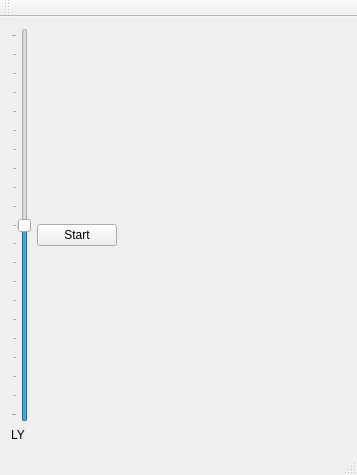
First picture: the form in Anduin/HexPCController/Controller/Controller/controller.ui, repository FunkyLoiso/flprojects, before the edit.
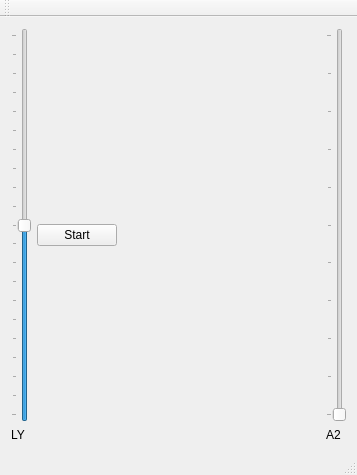
Second picture: the form after the edit.

Commit message: sensor data is received from arduino

Diff of the .ui file:
```diff
--- a/Anduin/HexPCController/Controller/Controller/controller.ui
+++ b/Anduin/HexPCController/Controller/Controller/controller.ui
@@ -48,7 +48,14 @@
       </item>
      </layout>
     </item>
-    <item row="0" column="3">
+    <item row="0" column="1">
+     <widget class="QPushButton" name="bStart">
+      <property name="text">
+       <string>Start</string>
+      </property>
+     </widget>
+    </item>
+    <item row="0" column="2">
      <spacer name="horizontalSpacer">
       <property name="orientation">
        <enum>Qt::Horizontal</enum>
@@ -61,12 +68,32 @@
       </property>
      </spacer>
     </item>
-    <item row="0" column="1">
-     <widget class="QPushButton" name="bStart">
-      <property name="text">
-       <string>Start</string>
-      </property>
-     </widget>
+    <item row="0" column="3">
+     <layout class="QVBoxLayout" name="verticalLayout_2">
+      <item>
+       <widget class="QSlider" name="sSensorValue">
+        <property name="maximum">
+         <number>1000</number>
+        </property>
+        <property name="orientation">
+         <enum>Qt::Vertical</enum>
+        </property>
+        <property name="tickPosition">
+         <enum>QSlider::TicksAbove</enum>
+        </property>
+        <property name="tickInterval">
+         <number>100</number>
+        </property>
+       </widget>
+      </item>
+      <item>
+       <widget class="QLabel" name="label_2">
+        <property name="text">
+         <string>A2</string>
+        </property>
+       </widget>
+      </item>
+     </layout>
     </item>
    </layout>
   </widget>
```
The commit also changes 12 other files.
